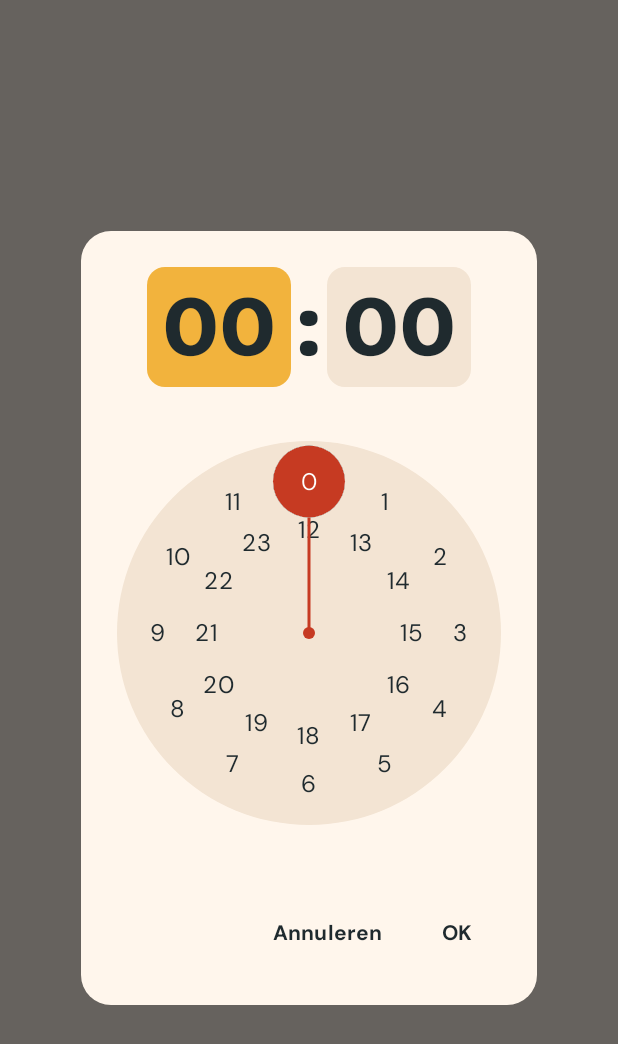
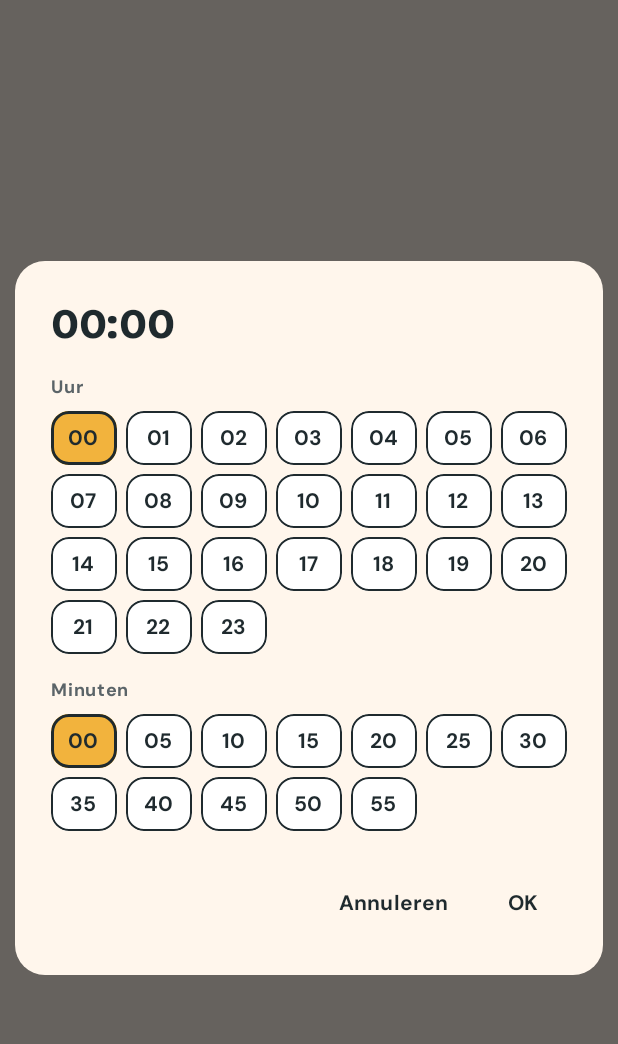
Before and after one commit to JorbenW/Mobile-development, an Android app built with Jetpack Compose: the composable TimePickerDialog called with empty values, on a phone screen of 412 x 824 dp. Shown: the top 1044 px of the screen. Run offline under Robolectric (Android 15) with nearby library versions, the phone set to English and light mode, and no system bars; 1 statement that could not run was skipped.

Commit message:
Pick pickup times per 5 minutes and show no example times

```diff
--- a/app/src/main/java/edu/ap/savebite/ui/bag/BagFormScreen.kt
+++ b/app/src/main/java/edu/ap/savebite/ui/bag/BagFormScreen.kt
@@ -11,6 +11,8 @@ import androidx.compose.foundation.clickable
 import androidx.compose.foundation.layout.Arrangement
 import androidx.compose.foundation.layout.Box
 import androidx.compose.foundation.layout.Column
+import androidx.compose.foundation.layout.ExperimentalLayoutApi
+import androidx.compose.foundation.layout.FlowRow
 import androidx.compose.foundation.layout.Row
 import androidx.compose.foundation.layout.Spacer
 import androidx.compose.foundation.layout.fillMaxSize
@@ -26,17 +28,15 @@ import androidx.compose.material.icons.Icons
 import androidx.compose.material.icons.automirrored.filled.ArrowBack
 import androidx.compose.material3.AlertDialog
 import androidx.compose.material3.CircularProgressIndicator
-import androidx.compose.material3.ExperimentalMaterial3Api
 import androidx.compose.material3.Icon
 import androidx.compose.material3.MaterialTheme
 import androidx.compose.material3.OutlinedIconButton
 import androidx.compose.material3.Text
 import androidx.compose.material3.TextButton
-import androidx.compose.material3.TimePicker
-import androidx.compose.material3.rememberTimePickerState
 import androidx.compose.runtime.Composable
 import androidx.compose.runtime.LaunchedEffect
 import androidx.compose.runtime.getValue
+import androidx.compose.runtime.mutableIntStateOf
 import androidx.compose.runtime.mutableStateOf
 import androidx.compose.runtime.saveable.rememberSaveable
 import androidx.compose.runtime.setValue
@@ -57,6 +57,7 @@ import androidx.compose.ui.text.input.KeyboardType
 import androidx.compose.ui.unit.dp
 import androidx.lifecycle.compose.collectAsStateWithLifecycle
 import androidx.lifecycle.viewmodel.compose.viewModel
+import java.util.Calendar
 import edu.ap.savebite.R
 import edu.ap.savebite.ui.components.ErrorMessage
 import edu.ap.savebite.ui.components.InfoMessage
@@ -66,8 +67,8 @@ import edu.ap.savebite.ui.components.SaveBiteTextField
 import edu.ap.savebite.ui.theme.ErrorBackground
 import edu.ap.savebite.ui.theme.ErrorText
 import edu.ap.savebite.ui.theme.Ink
+import edu.ap.savebite.ui.theme.Mustard
 import edu.ap.savebite.ui.theme.PhotoPeach
-import edu.ap.savebite.ui.theme.Slate
 import edu.ap.savebite.ui.theme.Tomato
 
 /** Which time picker is open. */
@@ -207,7 +208,6 @@ fun BagFormScreen(
             TimeField(
                 label = stringResource(R.string.label_bag_pickup_start),
                 minutes = uiState.pickupStart,
-                placeholder = stringResource(R.string.placeholder_bag_pickup_start),
                 errorMessage = uiState.pickupStartError?.let { stringResource(it) },
                 onClick = { openPicker = PickupField.START },
                 modifier = Modifier.weight(1f)
@@ -215,7 +215,6 @@ fun BagFormScreen(
             TimeField(
                 label = stringResource(R.string.label_bag_pickup_end),
                 minutes = uiState.pickupEnd,
-                placeholder = stringResource(R.string.placeholder_bag_pickup_end),
                 errorMessage = uiState.pickupEndError?.let { stringResource(it) },
                 onClick = { openPicker = PickupField.END },
                 modifier = Modifier.weight(1f)
@@ -241,13 +240,15 @@ fun BagFormScreen(
     }
 
     when (openPicker) {
+        // Without a time yet, the picker starts at the next 5 minutes from now, the end one hour later
         PickupField.START -> TimePickerDialog(
-            initialMinutes = uiState.pickupStart ?: (17 * 60),
+            initialMinutes = uiState.pickupStart ?: nextFiveMinutes(),
             onConfirm = { viewModel.onPickupStartChange(it); openPicker = null },
             onDismiss = { openPicker = null }
         )
         PickupField.END -> TimePickerDialog(
-            initialMinutes = uiState.pickupEnd ?: ((uiState.pickupStart ?: (17 * 60)) + 60).coerceAtMost(23 * 60 + 59),
+            initialMinutes = uiState.pickupEnd
+                ?: ((uiState.pickupStart ?: nextFiveMinutes()) + 60).coerceAtMost(LAST_TIME),
             onConfirm = { viewModel.onPickupEndChange(it); openPicker = null },
             onDismiss = { openPicker = null }
         )
@@ -291,12 +292,11 @@ private fun PhotoBox(uiState: BagFormUiState, onClick: () -> Unit) {
     }
 }
 
-/** Looks like a text field, but opens a time picker instead of the keyboard. */
+/** Looks like a text field, but opens a time picker instead of the keyboard. Empty until a time is chosen. */
 @Composable
 private fun TimeField(
     label: String,
     minutes: Int?,
-    placeholder: String,
     errorMessage: String?,
     onClick: () -> Unit,
     modifier: Modifier = Modifier
@@ -316,9 +316,9 @@ private fun TimeField(
                 .padding(horizontal = 16.dp)
         ) {
             Text(
-                text = minutes?.let(::formatTime) ?: placeholder,
+                text = minutes?.let(::formatTime).orEmpty(),
                 style = MaterialTheme.typography.bodyLarge,
-                color = if (minutes != null) Ink else Slate
+                color = Ink
             )
         }
         errorMessage?.let { FieldError(it, Modifier.padding(start = 16.dp, top = 4.dp)) }
@@ -330,26 +330,77 @@ private fun FieldError(text: String, modifier: Modifier = Modifier) {
     Text(text, color = ErrorText, style = MaterialTheme.typography.bodySmall, modifier = modifier)
 }
 
-@OptIn(ExperimentalMaterial3Api::class)
+/**
+ * Time picker with a button per hour and per 5 minutes.
+ * The Material 3 TimePicker cannot step the minutes by 5, so this one is our own.
+ */
+@OptIn(ExperimentalLayoutApi::class)
 @Composable
 private fun TimePickerDialog(initialMinutes: Int, onConfirm: (Int) -> Unit, onDismiss: () -> Unit) {
-    val state = rememberTimePickerState(
-        initialHour = initialMinutes / 60,
-        initialMinute = initialMinutes % 60,
-        is24Hour = true
-    )
+    // Only the dialog state; it survives a rotation
+    var hour by rememberSaveable { mutableIntStateOf(initialMinutes / 60) }
+    var minute by rememberSaveable { mutableIntStateOf(initialMinutes % 60 / MINUTE_STEP * MINUTE_STEP) }
+
     AlertDialog(
         onDismissRequest = onDismiss,
         confirmButton = {
-            TextButton(onClick = { onConfirm(state.hour * 60 + state.minute) }) {
+            TextButton(onClick = { onConfirm(hour * 60 + minute) }) {
                 Text(stringResource(R.string.ok), color = Ink)
             }
         },
         dismissButton = {
             TextButton(onClick = onDismiss) { Text(stringResource(R.string.cancel), color = Ink) }
         },
-        text = { TimePicker(state = state) }
+        title = { Text(formatTime(hour * 60 + minute), style = MaterialTheme.typography.headlineMedium) },
+        text = {
+            Column(verticalArrangement = Arrangement.spacedBy(8.dp)) {
+                Text(stringResource(R.string.time_hour), style = MaterialTheme.typography.labelMedium)
+                FlowRow(horizontalArrangement = Arrangement.spacedBy(6.dp), verticalArrangement = Arrangement.spacedBy(6.dp)) {
+                    (0..23).forEach { h -> TimeChip("%02d".format(h), selected = h == hour) { hour = h } }
+                }
+                Text(
+                    stringResource(R.string.time_minutes),
+                    style = MaterialTheme.typography.labelMedium,
+                    modifier = Modifier.padding(top = 8.dp)
+                )
+                FlowRow(horizontalArrangement = Arrangement.spacedBy(6.dp), verticalArrangement = Arrangement.spacedBy(6.dp)) {
+                    (0 until 60 step MINUTE_STEP).forEach { m ->
+                        TimeChip("%02d".format(m), selected = m == minute) { minute = m }
+                    }
+                }
+            }
+        }
     )
 }
 
+/** One hour or minute in the time picker; the chosen one is mustard. */
+@Composable
+private fun TimeChip(text: String, selected: Boolean, onClick: () -> Unit) {
+    val shape = MaterialTheme.shapes.small
+    Box(
+        contentAlignment = Alignment.Center,
+        modifier = Modifier
+            .size(width = 44.dp, height = 36.dp)
+            .clip(shape)
+            .background(if (selected) Mustard else Color.White)
+            .border(if (selected) 2.dp else 1.dp, Ink, shape)
+            .clickable(onClick = onClick)
+    ) {
+        Text(text, style = MaterialTheme.typography.labelLarge, color = Ink)
+    }
+}
+
+/** Minutes can be chosen per 5. */
+private const val MINUTE_STEP = 5
+
+/** 23:55, the last time that can be chosen. */
+private const val LAST_TIME = 23 * 60 + 55
+
+/** Now, rounded up to the next 5 minutes, e.g. 14:02 → 14:05. */
+private fun nextFiveMinutes(): Int {
+    val now = Calendar.getInstance()
+    val minutes = now.get(Calendar.HOUR_OF_DAY) * 60 + now.get(Calendar.MINUTE)
+    return ((minutes + MINUTE_STEP - 1) / MINUTE_STEP * MINUTE_STEP).coerceAtMost(LAST_TIME)
+}
+
 private fun formatTime(minutes: Int) = "%02d:%02d".format(minutes / 60, minutes % 60)
--- a/app/src/main/res/values/strings.xml
+++ b/app/src/main/res/values/strings.xml
@@ -113,8 +113,6 @@
     <string name="placeholder_bag_price">3,99</string>
     <string name="placeholder_bag_original_value">12,00</string>
     <string name="placeholder_bag_quantity">5</string>
-    <string name="placeholder_bag_pickup_start">17:00</string>
-    <string name="placeholder_bag_pickup_end">18:00</string>
     <string name="offer_bag">Pakket aanbieden</string>
     <string name="screen_edit_bag">Pakket aanpassen</string>
     <string name="save_changes">Wijzigingen opslaan</string>
@@ -125,6 +123,8 @@
     <string name="error_bag_load_failed">Dit pakket kon niet geladen worden.</string>
     <string name="error_bag_quantity_below_reserved">Er zijn al meer pakketten gereserveerd. Kies een hoger aantal.</string>
     <string name="ok">OK</string>
+    <string name="time_hour">Uur</string>
+    <string name="time_minutes">Minuten</string>
     <string name="cancel">Annuleren</string>
     <string name="error_bag_photo_empty">Voeg een foto toe.</string>
     <string name="error_bag_photo_failed">De foto kon niet gelezen worden. Kies een andere foto.</string>
```
